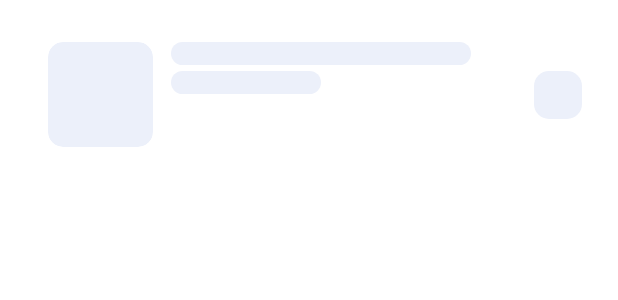
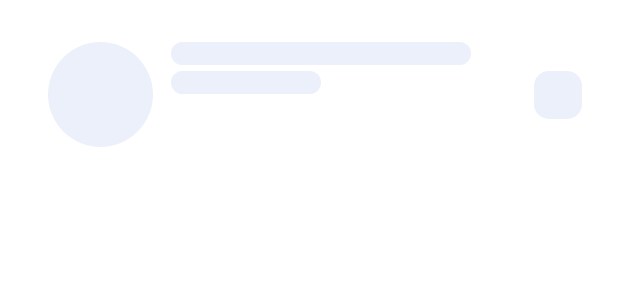
Before and after one commit to ma7moudovic/Floward, an Android app: the layout item_user_shimmer.xml on its own in the app's theme, with its tools: preview values and no code run, on a phone screen of 412 x 824 dp. Shown: the top 300 px of the screen. Run offline under Robolectric (Android 15) with nearby library versions, the phone set to English and light mode, and no system bars.

Commit message:
- bind user image - bind user posts count

```diff
--- a/app/src/main/java/com/android/floward/users/ui/models/UserModel.kt
+++ b/app/src/main/java/com/android/floward/users/ui/models/UserModel.kt
@@ -7,5 +7,6 @@ data class UserModel(
   val id: Int,
   val name: String,
   val imageUrl: String,
-  val thumbnailUrl: String
+  val thumbnailUrl: String,
+  val postsCount: Int
 )
--- a/app/src/main/java/com/android/floward/users/ui/viewmodel/UsersViewModelFactory.kt
+++ b/app/src/main/java/com/android/floward/users/ui/viewmodel/UsersViewModelFactory.kt
@@ -2,16 +2,19 @@ package com.android.floward.users.ui.viewmodel
 
 import androidx.lifecycle.ViewModel
 import androidx.lifecycle.ViewModelProvider
+import com.android.floward.posts.domain.GetPostsUseCase
 import com.android.floward.users.domain.GetUsersUseCase
 import com.android.floward.users.ui.models.UserModelMapper
 
 class UsersViewModelFactory(
   private val getUsersUseCase: GetUsersUseCase,
+  private val getPostsUseCase: GetPostsUseCase,
   private val mapper: UserModelMapper
 ) : ViewModelProvider.Factory {
   override fun <T : ViewModel> create(modelClass: Class<T>): T {
     return UserViewModel(
       getUsersUseCase = getUsersUseCase,
+      getPostsUseCase = getPostsUseCase,
       mapper = mapper
     ) as T
   }
--- a/app/src/main/java/com/android/floward/users/ui/viewmodel/UsersViewModelProvider.kt
+++ b/app/src/main/java/com/android/floward/users/ui/viewmodel/UsersViewModelProvider.kt
@@ -2,6 +2,7 @@ package com.android.floward.users.ui.viewmodel
 
 import androidx.appcompat.app.AppCompatActivity
 import androidx.lifecycle.ViewModelProvider
+import com.android.floward.posts.domain.GetPostsUseCaseProvider
 import com.android.floward.users.domain.GetUsersUseCaseProvider
 import com.android.floward.users.ui.models.UserModelMapper
 
@@ -12,6 +13,7 @@ object UsersViewModelProvider {
   fun provide(activity: AppCompatActivity): UserViewModel {
     val factory = UsersViewModelFactory(
       getUsersUseCase = GetUsersUseCaseProvider.provide(),
+      getPostsUseCase = GetPostsUseCaseProvider.provide(),
       mapper = UserModelMapper()
     )
     return ViewModelProvider(activity, factory)[UserViewModel::class.java]
--- /dev/null
+++ b/app/src/main/res/drawable/circle_background.xml
@@ -0,0 +1,7 @@
+<?xml version="1.0" encoding="utf-8"?>
+<shape xmlns:android="http://schemas.android.com/apk/res/android"
+    android:shape="oval">
+
+  <solid android:color="@color/color_shimmer" />
+
+</shape>
--- a/app/src/main/res/layout/item_user.xml
+++ b/app/src/main/res/layout/item_user.xml
@@ -20,7 +20,6 @@
         android:id="@+id/iv_user_image"
         android:layout_width="60dp"
         android:layout_height="60dp"
-        android:background="@android:color/transparent"
         android:scaleType="fitXY"
         app:layout_constraintBottom_toBottomOf="parent"
         app:layout_constraintStart_toStartOf="parent"
--- a/app/src/main/res/layout/item_user_shimmer.xml
+++ b/app/src/main/res/layout/item_user_shimmer.xml
@@ -23,7 +23,7 @@
         android:id="@+id/iv_user_image"
         android:layout_width="match_parent"
         android:layout_height="match_parent"
-        android:background="@drawable/shimmer_background"
+        android:background="@drawable/circle_background"
         />
   </com.google.android.material.card.MaterialCardView>
 
```
Also changed, not shown: app/src/main/java/com/android/floward/users/ui/adapter/UserViewHolder.kt (+10 -5 lines), app/src/main/java/com/android/floward/users/ui/models/UserModelMapper.kt (+3 -8 lines), app/src/main/java/com/android/floward/users/ui/viewmodel/UserViewModel.kt (+11 -3 lines).
